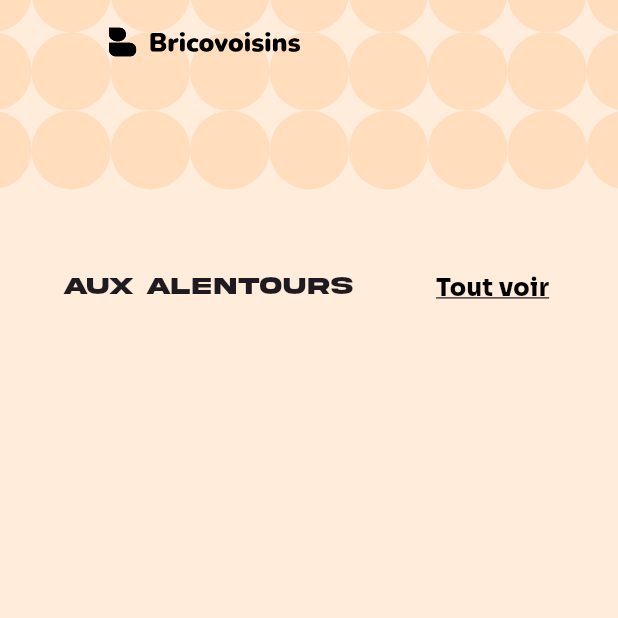
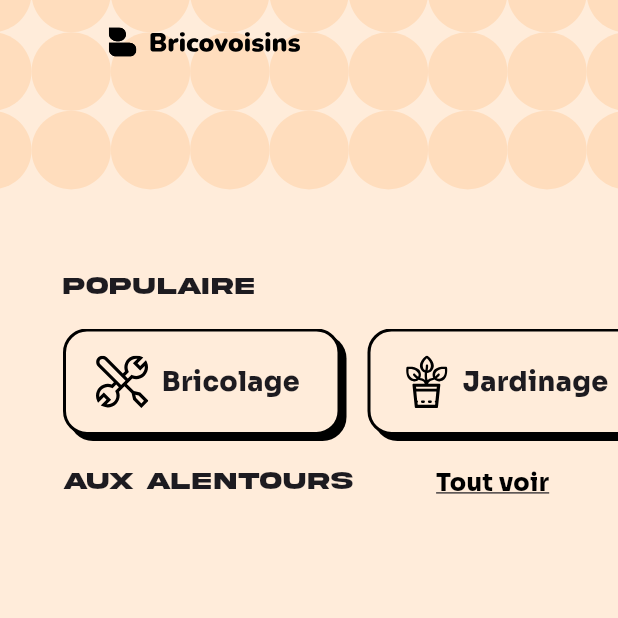
Before and after one commit to Brico-Voisin/BV-Frontend, a Flutter app: the Home screen opened directly, on a phone screen of 412 x 824 dp, the top half of it. Run offline on Flutter 3.47's test engine with Material 3 defaults, Android fonts, the phone set to English and light mode, and no system bars; our stand-ins replace carousel_slider, flutter_dotenv, flutter_svg, supabase_flutter; accounts and stored records are empty.

Commit message:
feat: :sparkles: update UI components and structure
- Renamed `Home.dart` to `home.dart` for consistency with naming conventions. - Added custom font support for 'Sora' in regular, bold, and extra-bold weights. - Updated UI layout for product carousel in `home.dart`:   - Adjusted spacing and alignment of SVG icons and labels.   - Set a flexible width with ellipsis for long text labels.   - Improved visual consistency and centered content in each carousel item. - Added new SVG assets to enhance UI. - Updated `product.dart` to include `theme_product` for better product theming.

```diff
--- a/lib/model/product.dart
+++ b/lib/model/product.dart
@@ -7,6 +7,7 @@ class Product {
   final DateTime createdAt;
   final DateTime updatedAt;
   final List<String> imageProduct;
+  final List<String> theme;
   final dynamic userId;
 
   Product({
@@ -18,11 +19,13 @@ class Product {
     required this.createdAt,
     required this.updatedAt,
     required this.imageProduct,
+    required this.theme,
     required this.userId,
   });
 
   factory Product.fromJson(Map<String, dynamic> json) {
     var images = List<String>.from(json['image_product'] ?? []);
+    var theme = List<String>.from(json['theme'] ?? []);
     return Product(
       idProduct: json['id_product'],
       nameProduct: json['name_product'],
@@ -32,6 +35,7 @@ class Product {
       createdAt: DateTime.parse(json['created_at']),
       updatedAt: DateTime.parse(json['updated_at']),
       imageProduct: images,
+      theme: theme,
       userId: json['userId'].toString(),
     );
   }
@@ -46,6 +50,7 @@ class Product {
       'created_at': createdAt.toIso8601String(),
       'updated_at': updatedAt.toIso8601String(),
       'image_product': imageProduct,
+      'theme': theme,
       'userId': userId,
     };
   }
--- a/lib/screen/Home.dart
+++ b/lib/screen/Home.dart
@@ -37,13 +37,22 @@ class _HomeState extends State<Home> {
   Widget build(BuildContext context) {
     final products = context.watch<ProductProvider>().products;
 
+    final List<Map<String, String>> popularItems = [
+      {'svg': 'assets/images/tools.svg', 'label': 'Bricolage'},
+      {'svg': 'assets/images/garden.svg', 'label': 'Jardinage'},
+      {'svg': 'assets/images/forklift.svg', 'label': 'Transport'},
+      {'svg': 'assets/images/paint.svg', 'label': 'Peinture'},
+      {'svg': 'assets/images/big-hammer.svg', 'label': 'Gros Oeuvre'},
+      {'svg': 'assets/images/car-repare.svg', 'label': 'Méchanique Auto'},
+      {'svg': 'assets/images/saw.svg', 'label': 'Menuiserie'},
+    ];
+
     return Scaffold(
       backgroundColor: const Color(0xFFFFECDA),
       appBar: PreferredSize(
         preferredSize: const Size.fromHeight(180),
         child: Stack(
           children: [
-            // Background SVG
             Container(
               color: const Color(0xFFFFECDA),
               child: SvgPicture.asset(
@@ -85,6 +94,93 @@ class _HomeState extends State<Home> {
           crossAxisAlignment: CrossAxisAlignment.start,
           children: [
             Padding(
+              padding: const EdgeInsets.only(right: 46),
+              child: Row(
+                mainAxisAlignment: MainAxisAlignment.spaceBetween,
+                children: [
+                  const Text(
+                    'Populaire',
+                    style: TextStyle(
+                      fontSize: 16,
+                      fontWeight: FontWeight.normal,
+                      fontFamily: 'AkiraExpanded',
+                    ),
+                  ),
+                ],
+              ),
+            ),
+            const SizedBox(height: 16),
+            SizedBox(
+              height: 75,
+              child: ListView.builder(
+                scrollDirection: Axis.horizontal,
+                itemCount: popularItems.length,
+                itemBuilder: (context, index) {
+                  final item = popularItems[index];
+                  return Padding(
+                    padding: const EdgeInsets.only(right: 18, bottom: 4),
+                    child: Container(
+                      // Pas de largeur fixe ici, laissez le container s'adapter au contenu
+                      constraints: BoxConstraints(
+                          maxWidth: 185), // Si vous voulez une largeur maximale
+                      height: 60,
+                      decoration: BoxDecoration(
+                        borderRadius: BorderRadius.circular(16),
+                        color: const Color(0xFFFFECDA),
+                        border: Border.all(
+                          color: Colors.black,
+                          width: 2,
+                        ),
+                        boxShadow: [
+                          BoxShadow(
+                            color: Colors.black.withOpacity(1),
+                            blurRadius: 0,
+                            offset: const Offset(4, 4),
+                          ),
+                        ],
+                      ),
+                      child: Padding(
+                        padding: const EdgeInsets.symmetric(horizontal: 20),
+                        child: Row(
+                          mainAxisSize: MainAxisSize
+                              .min, // Réduit la largeur à la taille du contenu
+                          crossAxisAlignment: CrossAxisAlignment.center,
+                          children: [
+                            SvgPicture.asset(
+                              item['svg']!,
+                              width: 35,
+                              height: 35,
+                              fit: BoxFit
+                                  .contain, // La taille du SVG sera contenue
+                            ),
+                            const SizedBox(width: 4),
+                            Expanded(
+                              child: Text(
+                                item['label']!,
+                                style: const TextStyle(
+                                  fontSize: 18,
+                                  fontWeight: FontWeight.w900,
+                                  fontFamily: 'Sora',
+                                ),
+                                overflow: TextOverflow
+                                    .ellipsis, // Affiche "..." pour le texte trop long
+                                maxLines:
+                                    1, // Empêche le texte de s'étendre sur plusieurs lignes
+                                softWrap:
+                                    false, // Ne permet pas de retour à la ligne
+                                textAlign: TextAlign.center,
+                              ),
+                            ),
+                          ],
+                        ),
+                      ),
+                    ),
+                  );
+                },
+              ),
+            ),
+            const SizedBox(height: 16),
+            Padding(
               padding: const EdgeInsets.only(left: 0, right: 46),
               child: Row(
                 mainAxisAlignment: MainAxisAlignment.spaceBetween,
@@ -120,7 +216,6 @@ class _HomeState extends State<Home> {
                 itemCount: products.length > 7 ? 8 : products.length,
                 itemBuilder: (context, index) {
                   if (index == 7) {
-                    // Case "Voir plus"
                     return Padding(
                       padding: const EdgeInsets.only(right: 16),
                       child: GestureDetector(
@@ -164,8 +259,6 @@ class _HomeState extends State<Home> {
                       ),
                     );
                   }
-
-                  // Affichage des produits normaux
                   final product = products[index];
                   return Padding(
                     padding: const EdgeInsets.only(right: 42),
--- a/lib/utilities/page_manager.dart
+++ b/lib/utilities/page_manager.dart
@@ -1,5 +1,5 @@
 import 'package:flutter/material.dart';
-import 'package:brico_voisin/screen/Home.dart';
+import 'package:brico_voisin/screen/home.dart';
 import 'package:brico_voisin/screen/favoris_page.dart';
 import 'package:brico_voisin/screen/locations_page.dart';
 import 'package:brico_voisin/screen/messages_page.dart';
--- a/lib/widget/login_form.Dart
+++ b/lib/widget/login_form.Dart
@@ -1,7 +1,7 @@
 import 'package:flutter/material.dart';
 import 'package:flutter_svg/flutter_svg.dart';
 import 'package:brico_voisin/screen/AuthScreen.dart';
-import 'package:brico_voisin/screen/Home.dart';
+import 'package:brico_voisin/screen/home.dart';
 import 'package:brico_voisin/widget/navigation_menu.dart';
 import 'package:brico_voisin/utilities/page_manager.dart';
 
--- a/pubspec.yaml
+++ b/pubspec.yaml
@@ -89,8 +89,10 @@ flutter:
     - family: Sora
       fonts:
          - asset: assets/fonts/Sora.ttf
-  #       - asset: fonts/TrajanPro_Bold.ttf
-  #         weight: 700
+         - asset: assets/fonts/Sora-Bold.ttf
+           weight: 700
+         - asset: assets/fonts/Sora-ExtraBold.ttf
+           weight: 900
   #
   # For details regarding fonts from package dependencies,
   # see https://flutter.dev/to/font-from-package
```
Also changed, not shown: assets/fonts/Sora-Bold.ttf (added), assets/fonts/Sora-ExtraBold.ttf (added), assets/images/big-hammer.svg (added), assets/images/car-repare.svg (added), assets/images/forklift.svg (added), assets/images/garden.svg (added), assets/images/paint.svg (added), assets/images/saw.svg (added), assets/images/tools.svg (added).
